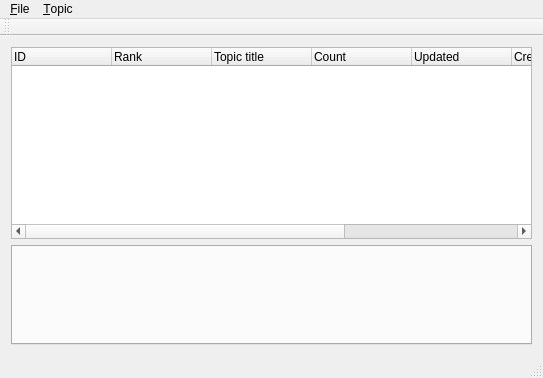
Above: mainwindow.ui from ottyajp/mona_chaduke before the change. Below: the same form after it.
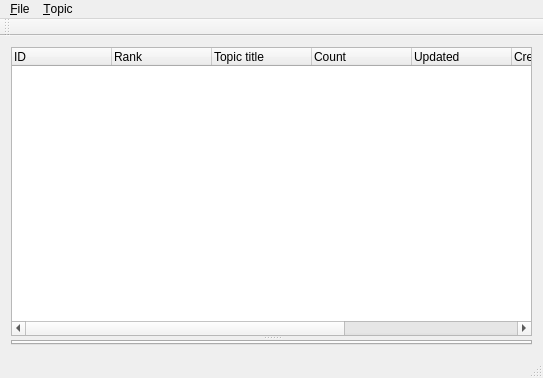
That is the form after the change.

Commit message: トピックリスト/トピックビューのサイズを調整できるように

```diff
--- a/mainwindow.ui
+++ b/mainwindow.ui
@@ -15,9 +15,11 @@
   </property>
   <widget class="QWidget" name="centralWidget">
    <layout class="QGridLayout" name="gridLayout">
-    <item row="1" column="0">
-     <layout class="QVBoxLayout" name="verticalLayout">
-      <item>
+    <item row="0" column="0">
+     <widget class="QSplitter" name="splitter">
+      <property name="orientation">
+       <enum>Qt::Vertical</enum>
+      </property>
        <widget class="QTreeWidget" name="topic_list">
         <property name="sizePolicy">
          <sizepolicy hsizetype="Expanding" vsizetype="MinimumExpanding">
@@ -72,15 +74,12 @@
          </property>
         </column>
        </widget>
-      </item>
-      <item>
        <widget class="QTabWidget" name="topic_tab_widget">
         <property name="currentIndex">
          <number>-1</number>
         </property>
        </widget>
-      </item>
-     </layout>
+     </widget>
     </item>
    </layout>
   </widget>
```
Lines whose indentation alone changed are shown as unchanged.
